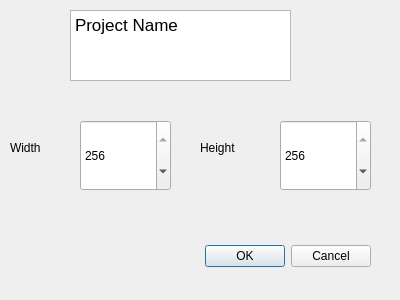
First picture: the form in startdialog.ui, repository markusbuck/sprite-editor, before the edit.
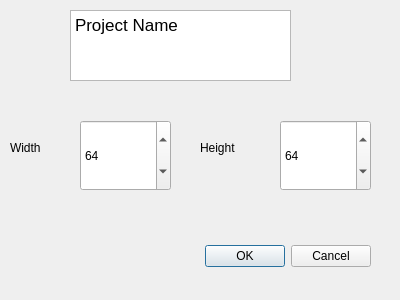
Second picture: the form after the edit.

```diff
--- a/startdialog.ui
+++ b/startdialog.ui
@@ -48,7 +48,7 @@
     <number>2</number>
    </property>
    <property name="value">
-    <number>256</number>
+    <number>64</number>
    </property>
   </widget>
   <widget class="QSpinBox" name="height">
@@ -70,7 +70,7 @@
     <number>2</number>
    </property>
    <property name="value">
-    <number>256</number>
+    <number>64</number>
    </property>
   </widget>
   <widget class="QTextEdit" name="projectName">
```
